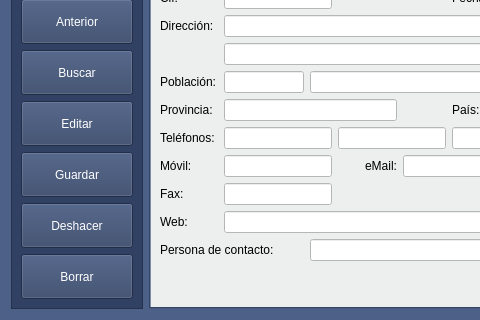
arcnexus/RedFoX, file frmproveedores.ui: the form before one commit; both pictures show x 0 to 480 and y 173 to 493 of the 1024 by 493 pixel window.
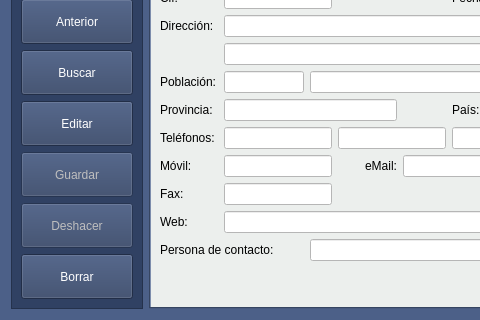
The form after the commit. Icons and pictures are not drawn.

Commit message: Color Botones formularios - otros cambios menores -

What changed in the file:
```diff
--- a/frmproveedores.ui
+++ b/frmproveedores.ui
@@ -196,12 +196,19 @@
       </item>
       <item row="5" column="0">
        <widget class="QPushButton" name="btnGuardar">
+        <property name="enabled">
+         <bool>false</bool>
+        </property>
         <property name="minimumSize">
          <size>
           <width>0</width>
           <height>45</height>
          </size>
         </property>
+        <property name="styleSheet">
+         <string notr="true">QPushButton:disabled{color: 0; }
+QPushButton:enabled{color: rgb(255,255,255); }</string>
+        </property>
         <property name="text">
          <string>Guardar</string>
         </property>
@@ -219,12 +226,19 @@
       </item>
       <item row="6" column="0">
        <widget class="QPushButton" name="btnDeshacer">
+        <property name="enabled">
+         <bool>false</bool>
+        </property>
         <property name="minimumSize">
          <size>
           <width>0</width>
           <height>45</height>
          </size>
         </property>
+        <property name="styleSheet">
+         <string notr="true">QPushButton:disabled{color: 0; }
+QPushButton:enabled{color: rgb(255,255,255); }</string>
+        </property>
         <property name="text">
          <string>Deshacer</string>
         </property>
```
Left out of the diff: 24 changed lines with no effect on the pictures. The commit also changes 25 other files.
